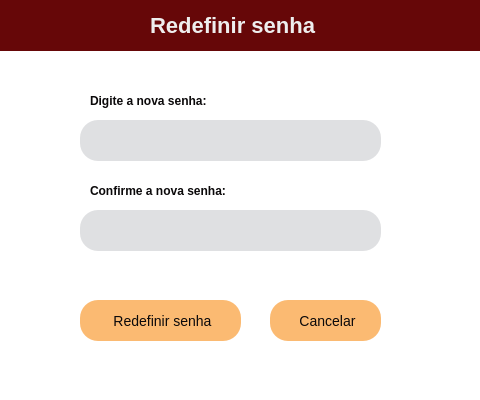
Qt form src/qt/ui/password_change_window.ui (eliezermoraesss/eureka_app_pyqt5_project_v2) before a commit.
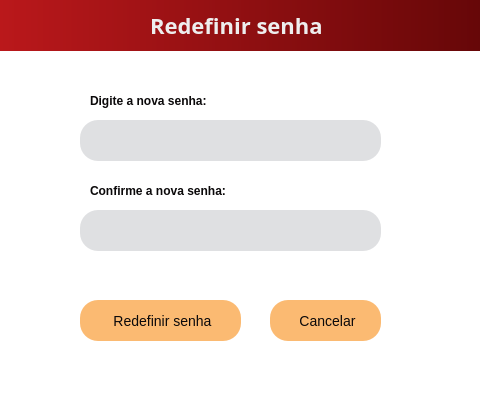
The same form after that commit. Icons and pictures are not drawn.

Patch:
```diff
--- a/src/qt/ui/password_change_window.ui
+++ b/src/qt/ui/password_change_window.ui
@@ -66,12 +66,13 @@
     <rect>
      <x>90</x>
      <y>90</y>
-     <width>341</width>
+     <width>131</width>
      <height>21</height>
     </rect>
    </property>
    <property name="font">
     <font>
+     <family>Segoe UI</family>
      <pointsize>-1</pointsize>
      <weight>75</weight>
      <bold>true</bold>
@@ -169,7 +170,7 @@
    </property>
    <property name="styleSheet">
     <string notr="true">* {
-background-color: qlineargradient(spread:pad, x1:0, y1:0, x2:1, y2:0, stop:0 rgba(102, 7, 8, 255), stop:1 rgba(102, 7, 8, 255));
+background-color: qlineargradient(spread:pad, x1:0, y1:0, x2:1, y2:0, stop:0 rgba(186, 24, 27, 255), stop:1 rgba(102, 7, 8, 255));
 }</string>
    </property>
    <widget class="QLabel" name="window_title_label">
@@ -183,6 +184,7 @@
     </property>
     <property name="font">
      <font>
+      <family>Segoe UI Light</family>
       <pointsize>-1</pointsize>
       <weight>75</weight>
       <bold>true</bold>
@@ -207,12 +209,13 @@
     <rect>
      <x>90</x>
      <y>180</y>
-     <width>341</width>
+     <width>151</width>
      <height>21</height>
     </rect>
    </property>
    <property name="font">
     <font>
+     <family>Segoe UI</family>
      <pointsize>-1</pointsize>
      <weight>75</weight>
      <bold>true</bold>
```
Left out of the diff: 17 changed lines with no effect on the pictures.
